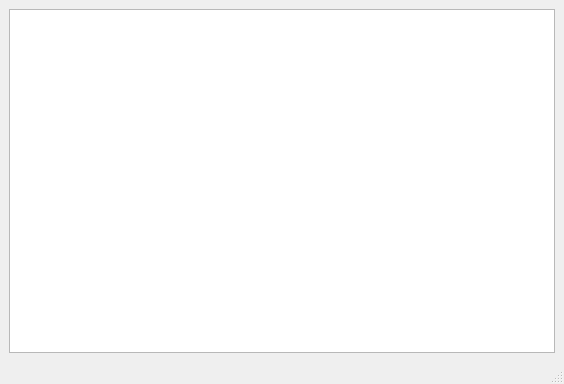
v43d3rm4k4r/Qt_ZipViewer, file src/MainWindow.ui: the form before one commit.
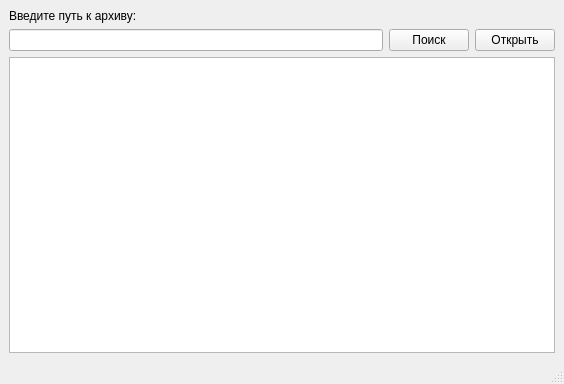
The form after the commit.

```diff
--- a/src/MainWindow.ui
+++ b/src/MainWindow.ui
@@ -16,18 +16,36 @@
   <widget class="QWidget" name="centralwidget">
    <layout class="QVBoxLayout" name="verticalLayout">
     <item>
-     <widget class="QListView" name="listView">
-      <property name="sizePolicy">
-       <sizepolicy hsizetype="Expanding" vsizetype="Expanding">
-        <horstretch>0</horstretch>
-        <verstretch>0</verstretch>
-       </sizepolicy>
-      </property>
-      <property name="editTriggers">
-       <set>QAbstractItemView::NoEditTriggers</set>
+     <widget class="QLabel" name="label">
+      <property name="text">
+       <string>Введите путь к архиву:</string>
       </property>
      </widget>
     </item>
+    <item>
+     <layout class="QHBoxLayout" name="horizontalLayout">
+      <item>
+       <widget class="QLineEdit" name="lineEditPathToArchive"/>
+      </item>
+      <item>
+       <widget class="QPushButton" name="pushButtonFileDialog">
+        <property name="text">
+         <string>Поиск</string>
+        </property>
+       </widget>
+      </item>
+      <item>
+       <widget class="QPushButton" name="pushButtonOpenArchive">
+        <property name="text">
+         <string>Открыть</string>
+        </property>
+       </widget>
+      </item>
+     </layout>
+    </item>
+    <item>
+     <widget class="QTableView" name="tableView"/>
+    </item>
    </layout>
   </widget>
   <widget class="QMenuBar" name="menubar">
```
Left out of the diff: 2 changed lines with no effect on the pictures.
